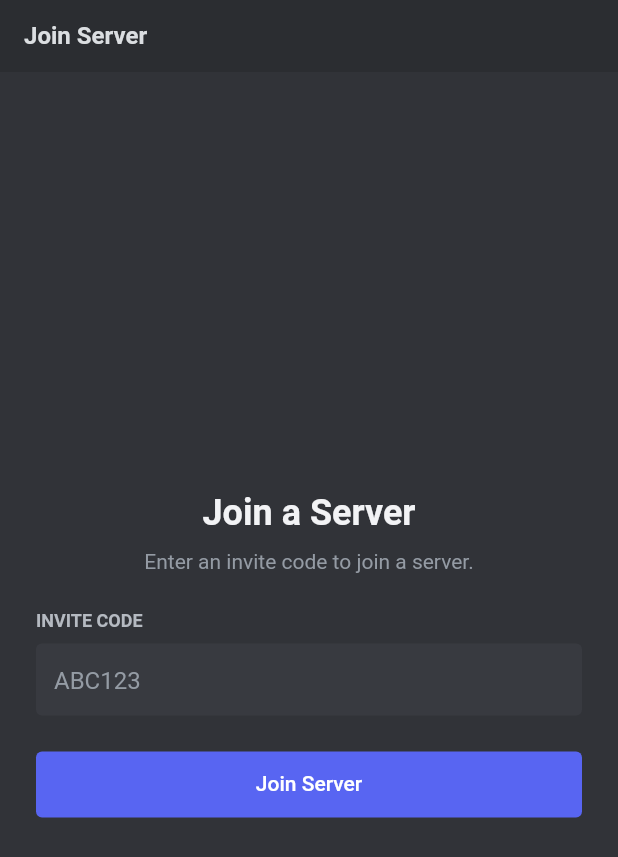
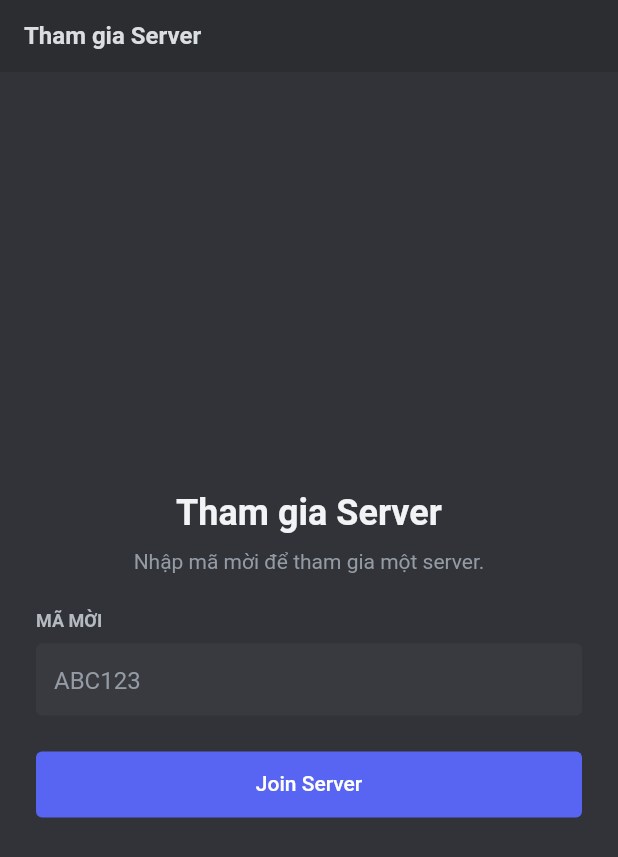
Before and after one commit to dnd-Crisama/starrail_app, a Flutter app: the JoinServerScreen screen opened by its route, on a phone screen of 412 x 824 dp. Shown: the top 857 px of the screen. Run offline on Flutter 3.47's test engine with Material 3 defaults, Android fonts, the phone set to English and light mode, and no system bars; our stand-ins replace cloud_firestore, dio, equatable, firebase_auth, firebase_core, firebase_database and 5 more; accounts and stored records are empty.

Commit message:
update Vietnamese

```diff
--- a/lib/features/server/presentation/screens/join_server_screen.dart
+++ b/lib/features/server/presentation/screens/join_server_screen.dart
@@ -44,7 +44,7 @@ class _JoinServerScreenState extends ConsumerState<JoinServerScreen> {
           next.errorMessage == null) {
         ScaffoldMessenger.of(context).showSnackBar(
           const SnackBar(
-            content: Text('Joined server successfully!'),
+            content: Text('Tham gia Server thành công!'),
             backgroundColor: AppColors.green,
           ),
         );
@@ -64,7 +64,7 @@ class _JoinServerScreenState extends ConsumerState<JoinServerScreen> {
       backgroundColor: AppColors.bgPrimary,
       appBar: AppBar(
         backgroundColor: AppColors.bgSecondary,
-        title: const Text('Join Server'),
+        title: const Text('Tham gia Server'),
         elevation: 0,
       ),
       body: Center(
@@ -79,18 +79,18 @@ class _JoinServerScreenState extends ConsumerState<JoinServerScreen> {
                 crossAxisAlignment: CrossAxisAlignment.stretch,
                 children: [
                   Text(
-                    'Join a Server',
+                    'Tham gia Server',
                     style: AppTextStyles.headerPrimary.copyWith(fontSize: 24),
                     textAlign: TextAlign.center,
                   ),
                   const SizedBox(height: 8),
                   const Text(
-                    'Enter an invite code to join a server.',
+                    'Nhập mã mời để tham gia một server.',
                     style: AppTextStyles.textMuted,
                     textAlign: TextAlign.center,
                   ),
                   const SizedBox(height: 24),
-                  const Text('INVITE CODE', style: AppTextStyles.inputLabel),
+                  const Text('MÃ MỜI', style: AppTextStyles.inputLabel),
                   const SizedBox(height: 8),
                   TextFormField(
                     controller: _inviteCodeController,
```
Also changed, not shown: lib/features/server/presentation/screens/create_server_screen.dart (+5 -5 lines).
